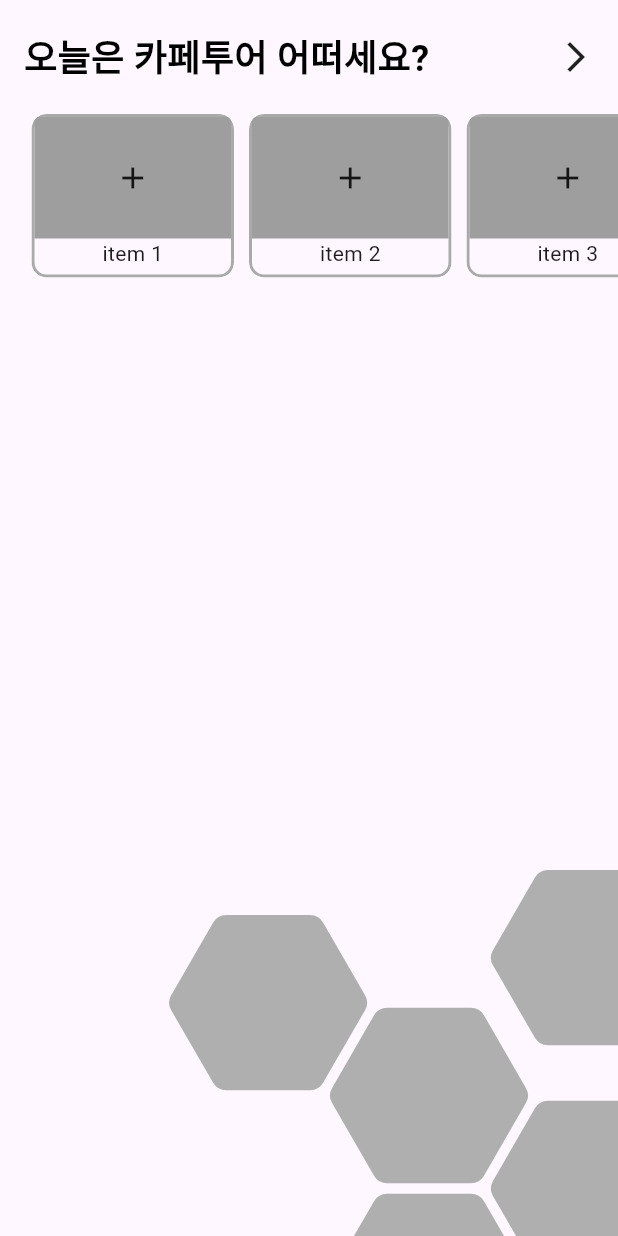
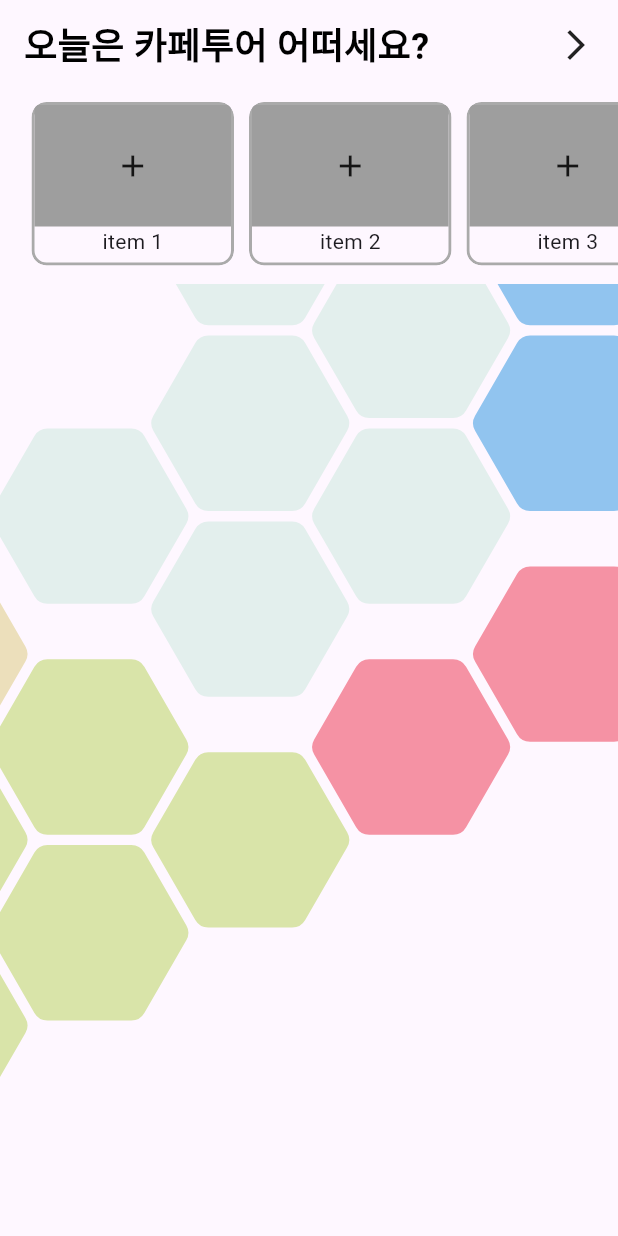
Before and after one commit to WantOscar/solo_play_applicaiton, a Flutter app: the screen it shows after launch, on a phone screen of 412 x 824 dp. Run offline on Flutter 3.47's test engine with Material 3 defaults, Android fonts, the phone set to English and light mode, and no system bars; our stand-ins replace flutter_bloc.

Commit message:
전체 지도 UI 완성

```diff
--- a/lib/main.dart
+++ b/lib/main.dart
@@ -1,6 +1,5 @@
 import 'package:flutter/material.dart';
-import 'package:solo_play_application/src/main/view/main_view.dart';
-import 'package:solo_play_application/src/views/profile_view.dart';
+import 'package:solo_play_application/src/course/presentation/page/main_page.dart';
 
 void main() {
   runApp(const MyApp());
@@ -12,7 +11,7 @@ class MyApp extends StatelessWidget {
   @override
   Widget build(BuildContext context) {
     return const MaterialApp(
-      home: MainView(),
+      home: MainPage(),
       debugShowCheckedModeBanner: false,
     );
   }
--- /dev/null
+++ b/lib/src/course/domain/models/map_model.dart
@@ -0,0 +1,72 @@
+import 'package:flutter/material.dart';
+import 'package:solo_play_application/src/course/presentation/widget/hexagon_grid.dart';
+
+enum MapModel {
+  gangbuk("강북"),
+  dosim("도심"),
+  dongseoul("동서울"),
+  seonam("서남"),
+  namseoul("남서울"),
+  gangnam("강남"),
+  dongnam("동남");
+
+  final String label;
+  const MapModel(
+    this.label,
+  );
+
+  List<HexagonPosition> getMap(MapModel type) {
+    switch (type) {
+      case MapModel.gangbuk:
+        return [
+          const HexagonPosition(x: 4, y: 0),
+          const HexagonPosition(x: 5, y: 0),
+          const HexagonPosition(x: 6, y: 0),
+          const HexagonPosition(x: 5, y: 1),
+        ];
+      case MapModel.dosim:
+        return [
+          const HexagonPosition(x: 3, y: 3),
+          const HexagonPosition(x: 4, y: 1),
+          const HexagonPosition(x: 4, y: 2),
+          const HexagonPosition(x: 4, y: 3),
+          const HexagonPosition(x: 5, y: 2),
+          const HexagonPosition(x: 5, y: 3),
+        ];
+
+      case MapModel.dongseoul:
+        return [
+          const HexagonPosition(x: 6, y: 1),
+          const HexagonPosition(x: 6, y: 2),
+          const HexagonPosition(x: 7, y: 2),
+          const HexagonPosition(x: 7, y: 3),
+        ];
+
+      case MapModel.seonam:
+        return [
+          const HexagonPosition(x: 1, y: 3, type: HexagonSectionType.bottom),
+          const HexagonPosition(x: 2, y: 3, type: HexagonSectionType.bottom),
+        ];
+
+      case MapModel.namseoul:
+        return [
+          const HexagonPosition(x: 2, y: 4, type: HexagonSectionType.bottom),
+          const HexagonPosition(x: 2, y: 5, type: HexagonSectionType.bottom),
+          const HexagonPosition(x: 3, y: 4, type: HexagonSectionType.bottom),
+          const HexagonPosition(x: 3, y: 5, type: HexagonSectionType.bottom),
+          const HexagonPosition(x: 4, y: 4, type: HexagonSectionType.bottom),
+        ];
+
+      case MapModel.gangnam:
+        return [
+          const HexagonPosition(x: 5, y: 4, type: HexagonSectionType.bottom),
+          const HexagonPosition(x: 6, y: 3, type: HexagonSectionType.bottom),
+        ];
+      case MapModel.dongnam:
+        return [
+          const HexagonPosition(x: 7, y: 4, type: HexagonSectionType.bottom),
+          const HexagonPosition(x: 8, y: 3, type: HexagonSectionType.bottom),
+        ];
+    }
+  }
+}
--- /dev/null
+++ b/lib/src/course/presentation/bloc/map_view_cubit.dart
@@ -0,0 +1,6 @@
+import 'package:flutter_bloc/flutter_bloc.dart';
+import 'package:solo_play_application/src/course/domain/models/map_model.dart';
+
+class MapViewCubit extends Cubit<MapModel> {
+  MapViewCubit(super.initialState);
+}
--- /dev/null
+++ b/lib/src/course/presentation/page/main_page.dart
@@ -0,0 +1,16 @@
+import 'package:flutter/material.dart';
+import 'package:flutter_bloc/flutter_bloc.dart';
+import 'package:solo_play_application/src/course/presentation/bloc/main_view_cubit.dart';
+import 'package:solo_play_application/src/course/presentation/view/main_view.dart';
+
+class MainPage extends StatelessWidget {
+  const MainPage({super.key});
+
+  @override
+  Widget build(BuildContext context) {
+    return BlocProvider(
+      create: (context) => MainViewCubit(),
+      child: const MainView(),
+    );
+  }
+}
--- /dev/null
+++ b/lib/src/course/presentation/page/map_page.dart
@@ -0,0 +1,17 @@
+import 'package:flutter/material.dart';
+import 'package:flutter_bloc/flutter_bloc.dart';
+import 'package:solo_play_application/src/course/domain/models/map_model.dart';
+import 'package:solo_play_application/src/course/presentation/bloc/map_view_cubit.dart';
+import 'package:solo_play_application/src/course/presentation/view/map_view.dart';
+
+class MapPage extends StatelessWidget {
+  const MapPage({super.key});
+
+  @override
+  Widget build(BuildContext context) {
+    return BlocProvider(
+      create: (context) => MapViewCubit(MapModel.gangbuk),
+      child: const MapView(),
+    );
+  }
+}
--- /dev/null
+++ b/lib/src/course/presentation/view/main_view.dart
@@ -0,0 +1,44 @@
+import 'package:flutter/material.dart';
+import 'package:flutter_bloc/flutter_bloc.dart';
+import 'package:solo_play_application/src/course/presentation/bloc/main_view_cubit.dart';
+import 'package:solo_play_application/src/course/presentation/page/map_page.dart';
+import 'package:solo_play_application/src/course/presentation/view/recommend_view.dart';
+
+class MainView extends StatelessWidget {
+  const MainView({super.key});
+
+  @override
+  Widget build(BuildContext context) {
+    return Scaffold(
+      body: SafeArea(
+        bottom: false,
+        child: BlocBuilder<MainViewCubit, bool>(
+            bloc: MainViewCubit(),
+            builder: (context, state) {
+              return Column(
+                crossAxisAlignment: CrossAxisAlignment.center,
+                mainAxisAlignment: MainAxisAlignment.center,
+                children: [
+                  _recommend(),
+                  _map(),
+                ],
+              );
+            }),
+      ),
+    );
+  }
+
+  // 메인 화면 추천 목록 뷰
+  Widget _recommend() => const Padding(
+        padding: EdgeInsets.symmetric(vertical: 12.0),
+        child: RecommendView(
+          key: Key("main view recommend"),
+          title: "오늘은 카페투어 어떠세요?",
+        ),
+      );
+
+  // 메인 화면 서울 전체 지도 헥사곤 그리드 뷰
+  Widget _map() => const Expanded(
+        child: MapPage(),
+      );
+}
--- /dev/null
+++ b/lib/src/course/presentation/view/map_view.dart
@@ -0,0 +1,84 @@
+import 'package:flutter/material.dart';
+import 'package:flutter_bloc/flutter_bloc.dart';
+import 'package:solo_play_application/src/course/domain/models/map_model.dart';
+import 'package:solo_play_application/src/course/presentation/bloc/map_view_cubit.dart';
+import 'package:solo_play_application/src/course/presentation/widget/hexagon_grid.dart';
+
+class MapView extends StatefulWidget {
+  const MapView({super.key});
+
+  @override
+  State<MapView> createState() => _MapViewState();
+}
+
+class _MapViewState extends State<MapView> {
+  late final TransformationController _controller;
+  final GlobalKey _contentKey = GlobalKey();
+  final double _initialScale = 1.0;
+
+  @override
+  void initState() {
+    _controller = TransformationController();
+    WidgetsBinding.instance.addPostFrameCallback((_) {
+      _centerContent();
+    });
+    super.initState();
+  }
+
+  /// 초기 위치를 지정하는 함수
+  /// 전체 지도에서 가장 가운데 좌표로 시점을 이동함.
+  void _centerContent() {
+    // 전체 지도 제약 조건
+    final RenderBox renderBox =
+        _contentKey.currentContext!.findRenderObject() as RenderBox;
+    final Size contentSize = renderBox.size;
+    // 가운데 좌표 계산
+    final double dx = -contentSize.width / 3 * 1;
+    final double dy = -contentSize.height / 3 * 1;
+    // 이동
+    _controller.value = Matrix4.identity()
+      ..translate(dx, dy)
+      ..scale(_initialScale);
+  }
+
+  @override
+  Widget build(BuildContext context) {
+    return InteractiveViewer(
+      transformationController: _controller,
+      constrained: false,
+      minScale: 0.7,
+      maxScale: 1.7,
+      child: FittedBox(
+        child: BlocBuilder<MapViewCubit, MapModel>(builder: (context, state) {
+          return HexagonGrid(
+            key: _contentKey,
+            space: 4.0,
+            offsets: [
+              ...state
+                  .getMap(MapModel.dosim)
+                  .map((it) => it.copy(color: const Color(0xffE3EFED))),
+              ...state
+                  .getMap(MapModel.gangbuk)
+                  .map((it) => it.copy(color: const Color(0xffD4D7EA))),
+              ...state
+                  .getMap(MapModel.dongseoul)
+                  .map((it) => it.copy(color: const Color(0xff91C4EF))),
+              ...state
+                  .getMap(MapModel.seonam)
+                  .map((it) => it.copy(color: const Color(0xffECDFBB))),
+              ...state
+                  .getMap(MapModel.namseoul)
+                  .map((it) => it.copy(color: const Color(0xffD9E4A9))),
+              ...state
+                  .getMap(MapModel.gangnam)
+                  .map((it) => it.copy(color: const Color(0xffF592A4))),
+              ...state
+                  .getMap(MapModel.dongnam)
+                  .map((it) => it.copy(color: const Color(0xffDAA0DD))),
+            ],
+          );
+        }),
+      ),
+    );
+  }
+}
--- a/lib/src/main/widgets/hexagon_grid.dart
+++ b/lib/src/course/presentation/widget/hexagon_grid.dart
@@ -122,4 +122,17 @@ class HexagonPosition {
     this.type = HexagonSectionType.top,
     this.color = const Color(0xffafafaf),
   });
+
+  HexagonPosition copy({
+    int? x,
+    int? y,
+    Color? color,
+    HexagonSectionType? type,
+  }) {
+    return HexagonPosition(
+        x: x ?? this.x,
+        y: y ?? this.y,
+        color: color ?? this.color,
+        type: type ?? this.type);
+  }
 }
--- a/lib/src/main/view/main_view.dart
+++ /dev/null
@@ -1,33 +0,0 @@
-import 'package:flutter/material.dart';
-import 'package:solo_play_application/src/main/view/map_view.dart';
-import 'package:solo_play_application/src/main/view/recommend_view.dart';
-
-class MainView extends StatelessWidget {
-  const MainView({super.key});
-
-  @override
-  Widget build(BuildContext context) {
-    return Scaffold(
-      body: SafeArea(
-        child: SingleChildScrollView(
-          child: Column(
-            children: [
-              _recommend(),
-              _map(),
-            ],
-          ),
-        ),
-      ),
-    );
-  }
-
-  Widget _recommend() => const Padding(
-        padding: EdgeInsets.symmetric(vertical: 20.0),
-        child: RecommendView(
-          key: Key("main view recommend"),
-          title: "오늘은 카페투어 어떠세요?",
-        ),
-      );
-
-  Widget _map() => const MapView();
-}
--- a/lib/src/main/view/map_view.dart
+++ /dev/null
@@ -1,73 +0,0 @@
-import 'package:flutter/material.dart';
-import 'package:solo_play_application/src/main/widgets/hexagon_grid.dart';
-
-class MapView extends StatelessWidget {
-  const MapView({super.key});
-
-  @override
-  Widget build(BuildContext context) {
-    final List<HexagonPosition> gangbuk = [
-      const HexagonPosition(x: 4, y: 0),
-      const HexagonPosition(x: 5, y: 0),
-      const HexagonPosition(x: 6, y: 0),
-      const HexagonPosition(x: 5, y: 1),
-    ];
-
-    final List<HexagonPosition> dosim = [
-      const HexagonPosition(x: 3, y: 3),
-      const HexagonPosition(x: 4, y: 1),
-      const HexagonPosition(x: 4, y: 2),
-      const HexagonPosition(x: 4, y: 3),
-      const HexagonPosition(x: 5, y: 2),
-      const HexagonPosition(x: 5, y: 3),
-    ];
-    final List<HexagonPosition> dongseoul = [
-      const HexagonPosition(x: 6, y: 1),
-      const HexagonPosition(x: 6, y: 2),
-      const HexagonPosition(x: 7, y: 2),
-      const HexagonPosition(x: 7, y: 3),
-    ];
-    final List<HexagonPosition> seonam = [
-      const HexagonPosition(x: 1, y: 3, type: HexagonSectionType.bottom),
-      const HexagonPosition(x: 2, y: 3, type: HexagonSectionType.bottom),
-    ];
-    final List<HexagonPosition> namseoul = [
-      const HexagonPosition(x: 2, y: 4, type: HexagonSectionType.bottom),
-      const HexagonPosition(x: 2, y: 5, type: HexagonSectionType.bottom),
-      const HexagonPosition(x: 3, y: 4, type: HexagonSectionType.bottom),
-      const HexagonPosition(x: 3, y: 5, type: HexagonSectionType.bottom),
-      const HexagonPosition(x: 4, y: 4, type: HexagonSectionType.bottom),
-    ];
-    final List<HexagonPosition> gangnam = [
-      const HexagonPosition(x: 5, y: 4, type: HexagonSectionType.bottom),
-      const HexagonPosition(x: 6, y: 3, type: HexagonSectionType.bottom),
-    ];
-    final List<HexagonPosition> dongnam = [
-      const HexagonPosition(x: 7, y: 4, type: HexagonSectionType.bottom),
-      const HexagonPosition(x: 8, y: 3, type: HexagonSectionType.bottom),
-    ];
-
-    return Center(
-      child: SingleChildScrollView(
-        scrollDirection: Axis.horizontal,
-        child: InteractiveViewer(
-          boundaryMargin: const EdgeInsets.all(20.0),
-          minScale: 0.1,
-          maxScale: 4.0,
-          child: HexagonGrid(
-            space: 4.0,
-            offsets: [
-              ...dosim,
-              ...gangbuk,
-              ...dongseoul,
-              ...seonam,
-              ...namseoul,
-              ...gangnam,
-              ...dongnam,
-            ],
-          ),
-        ),
-      ),
-    );
-  }
-}
--- a/pubspec.yaml
+++ b/pubspec.yaml
@@ -37,6 +37,7 @@ dependencies:
   cupertino_icons: ^1.0.8
   test: ^1.25.7
   http: ^1.2.2
+  flutter_bloc: ^8.1.6
 
 dev_dependencies:
   flutter_test:
```
Also changed, not shown: lib/src/course/presentation/bloc/main_view_cubit.dart (added, +29 -0 lines), lib/src/course/presentation/bloc/map_detail_view_cubit.dart (added, +61 -0 lines), lib/src/course/presentation/page/map_detail_page.dart (added, +18 -0 lines), lib/src/course/presentation/view/map_detail_view.dart (added, +112 -0 lines), lib/src/course/presentation/widget/label_button.dart (added, +21 -0 lines), lib/src/course/presentation/view/recommend_view.dart (renamed from lib/src/main/view/recommend_view.dart), pubspec.lock, 2 other files.
